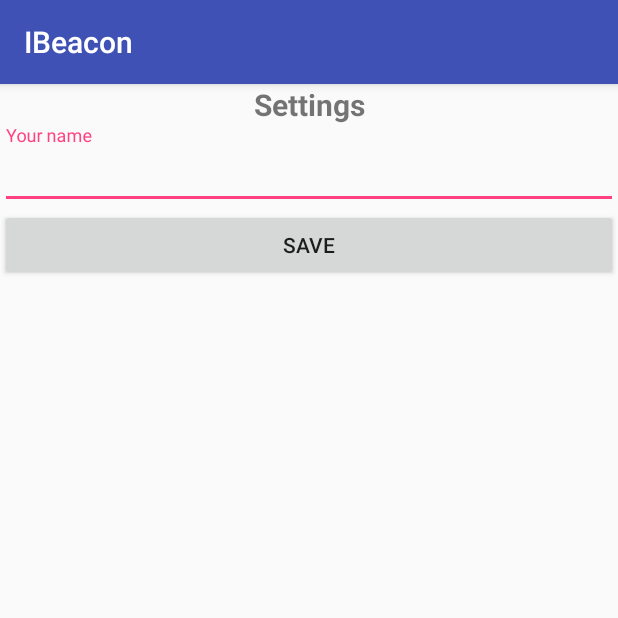
After one commit to KostyaBakay/IndoorNavigation, an Android app: the fragment SettingsFragment shown on its own in the app's theme, on a phone screen of 412 x 824 dp, the top half of it. The commit adds this screen. Run offline under Robolectric (Android 15) with nearby library versions, the phone set to English and light mode, and no system bars.

```diff
--- a/app/build.gradle
+++ b/app/build.gradle
@@ -28,5 +28,5 @@ dependencies {
     compile 'com.android.support:appcompat-v7:23.4.0'
     compile 'com.android.support:support-v4:23.4.0'
     compile 'com.kontaktio.sdk:kontakt-sdk:2.1.2'
-
+    compile 'com.android.support:design:23.4.0'
 }
--- a/app/src/main/java/com/example/fooandbar/ibeacon/MainActivity.java
+++ b/app/src/main/java/com/example/fooandbar/ibeacon/MainActivity.java
@@ -1,9 +1,11 @@
 package com.example.fooandbar.ibeacon;
 
 import android.os.Bundle;
+import android.support.v4.app.FragmentTransaction;
 import android.support.v7.app.AppCompatActivity;
 import android.util.Log;
 
+import com.example.fooandbar.ibeacon.fragment.SettingsFragment;
 import com.example.fooandbar.ibeacon.model.UserDevice;
 import com.example.fooandbar.ibeacon.utils.PreferencesUtil;
 import com.kontakt.sdk.android.ble.configuration.ActivityCheckConfiguration;
--- /dev/null
+++ b/app/src/main/java/com/example/fooandbar/ibeacon/fragment/SettingsFragment.java
@@ -0,0 +1,40 @@
+package com.example.fooandbar.ibeacon.fragment;
+
+import android.os.Bundle;
+import android.support.v4.app.Fragment;
+import android.view.LayoutInflater;
+import android.view.View;
+import android.view.ViewGroup;
+import android.widget.Button;
+import android.widget.EditText;
+import android.widget.Toast;
+
+import com.example.fooandbar.ibeacon.R;
+
+public class SettingsFragment extends Fragment {
+    private EditText mUserNameEditText;
+    private Button mSaveButton;
+
+    @Override
+    public View onCreateView(LayoutInflater inflater, ViewGroup container, Bundle savedInstanceState) {
+        return inflater.inflate(R.layout.fragment_settings, container, false);
+    }
+
+    @Override
+    public void onStart() {
+        super.onStart();
+        mUserNameEditText = (EditText) getActivity().findViewById(R.id.user_name_edit_text);
+        mSaveButton = (Button) getActivity().findViewById(R.id.save_button);
+
+        mSaveButton.setOnClickListener(new View.OnClickListener() {
+            @Override
+            public void onClick(View v) {
+                if (mUserNameEditText.length() > 0) {
+                    Toast.makeText(getActivity(), R.string.saved, Toast.LENGTH_SHORT).show();
+                } else {
+                    Toast.makeText(getActivity(), R.string.enter_your_data, Toast.LENGTH_SHORT).show();
+                }
+            }
+        });
+    }
+}
--- a/app/src/main/res/layout/activity_main.xml
+++ b/app/src/main/res/layout/activity_main.xml
@@ -1,6 +1,7 @@
 <?xml version="1.0" encoding="utf-8"?>
 <RelativeLayout xmlns:android="http://schemas.android.com/apk/res/android"
     xmlns:tools="http://schemas.android.com/tools"
+    android:id="@+id/activity_main"
     android:layout_width="match_parent"
     android:layout_height="match_parent"
     android:paddingBottom="@dimen/activity_vertical_margin"
@@ -9,9 +10,4 @@
     android:paddingTop="@dimen/activity_vertical_margin"
     tools:context="com.example.fooandbar.ibeacon.MainActivity">
 
-    <TextView
-        android:layout_width="wrap_content"
-        android:layout_height="wrap_content"
-        android:text="Hello World!" />
-
 </RelativeLayout>
--- /dev/null
+++ b/app/src/main/res/layout/fragment_settings.xml
@@ -0,0 +1,34 @@
+<?xml version="1.0" encoding="utf-8"?>
+<LinearLayout xmlns:android="http://schemas.android.com/apk/res/android"
+    android:layout_width="match_parent"
+    android:layout_height="match_parent"
+    android:orientation="vertical">
+
+    <TextView
+        android:layout_width="match_parent"
+        android:layout_height="wrap_content"
+        android:gravity="center"
+        android:text="@string/settings"
+        android:textSize="20sp"
+        android:textStyle="bold" />
+
+    <android.support.design.widget.TextInputLayout
+        android:id="@+id/user_name_text_input_layout"
+        android:layout_width="match_parent"
+        android:layout_height="wrap_content">
+
+        <android.support.design.widget.TextInputEditText
+            android:id="@+id/user_name_edit_text"
+            android:layout_width="match_parent"
+            android:layout_height="wrap_content"
+            android:hint="@string/your_name" />
+
+    </android.support.design.widget.TextInputLayout>
+
+    <Button
+        android:id="@+id/save_button"
+        android:layout_width="match_parent"
+        android:layout_height="wrap_content"
+        android:text="@string/save" />
+
+</LinearLayout>
--- a/app/src/main/res/values/strings.xml
+++ b/app/src/main/res/values/strings.xml
@@ -1,6 +1,11 @@
 <resources>
     <string name="app_name">IBeacon</string>
     <string name="kontakt_io_api_key">HwNjzNzwJUDDYftJgIeoQXiOmzobyecS</string>
+    <string name="settings">Settings</string>
+    <string name="your_name">Your name</string>
+    <string name="save">Save</string>
+    <string name="enter_your_data">Enter your data</string>
+    <string name="saved">Saved</string>
 
     <!-- TODO: Remove or change this placeholder text -->
     <string name="hello_blank_fragment">Hello blank fragment</string>
```
